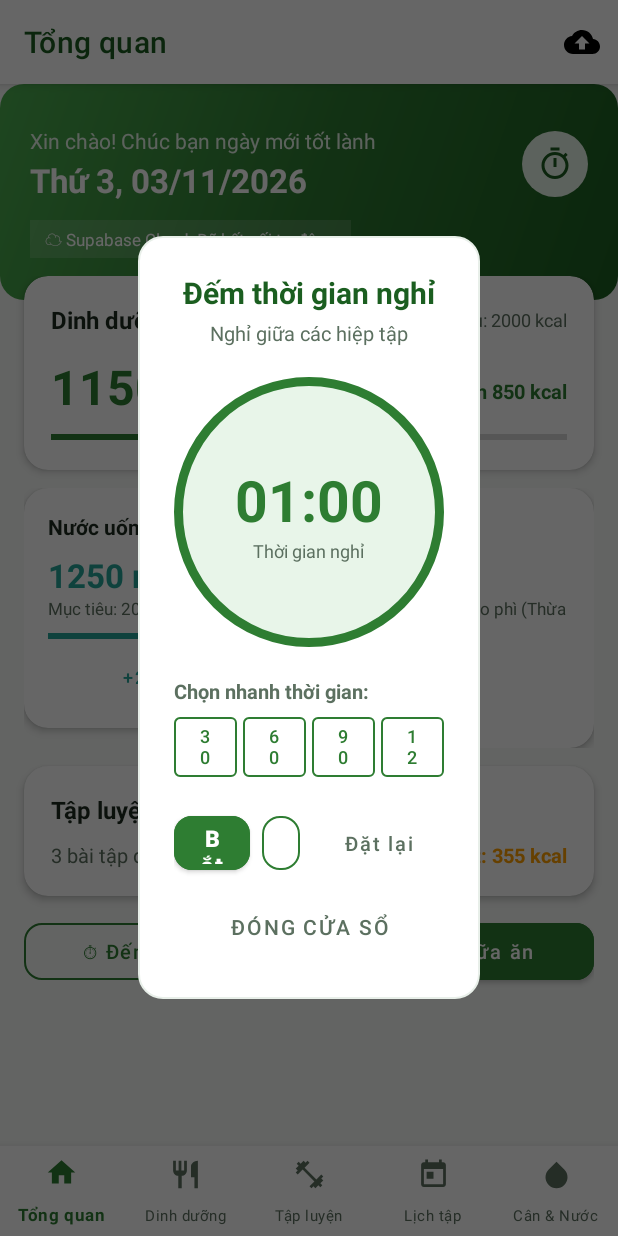
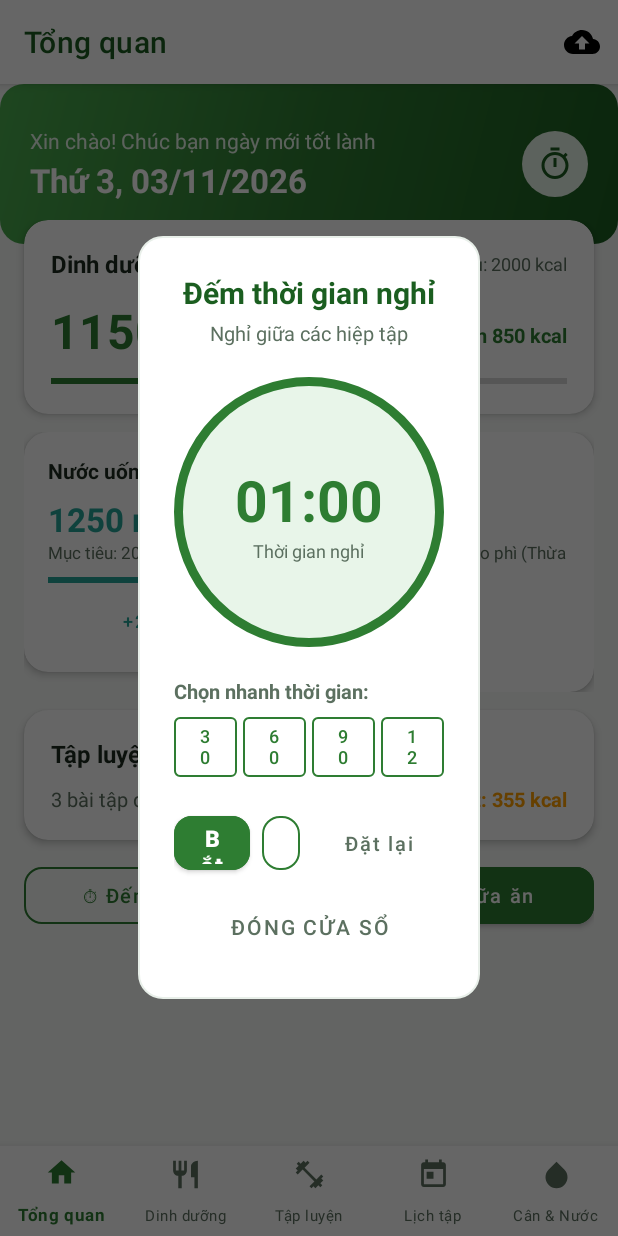
Before and after one commit to minato09187/chamsocsuckhoe, an Android app: the screen it shows after launch (MainActivity), after a tap on "Đếm thời gian nghỉ", on a phone screen of 412 x 824 dp. Run offline under Robolectric (Android 15) with nearby library versions, the phone set to English and light mode, and no system bars; network calls fail.

Commit message:
Xoa chip trang thai Supabase tren giao dien trang chu

```diff
--- a/app/src/main/java/com/suckhoe/app/ui/fragment/HomeFragment.java
+++ b/app/src/main/java/com/suckhoe/app/ui/fragment/HomeFragment.java
@@ -38,7 +38,6 @@ import java.util.Locale;
 public class HomeFragment extends Fragment {
     private SwipeRefreshLayout swipeRefresh;
     private TextView tvTodayDate;
-    private TextView tvCloudStatus;
     private ImageView btnRestTimerHeader;
 
     // Calorie Views
@@ -85,7 +84,6 @@ public class HomeFragment extends Fragment {
     private void initViews(View view) {
         swipeRefresh = view.findViewById(R.id.swipe_refresh_home);
         tvTodayDate = view.findViewById(R.id.tv_today_date);
-        tvCloudStatus = view.findViewById(R.id.tv_cloud_status);
         btnRestTimerHeader = view.findViewById(R.id.btn_home_rest_timer);
 
         tvCalorieGoal = view.findViewById(R.id.tv_home_calorie_goal);
@@ -167,19 +165,12 @@ public class HomeFragment extends Fragment {
     }
 
     public void loadAllData() {
-        updateCloudStatus();
         loadNutritionData();
         loadWaterData();
         loadWeightData();
         loadWorkoutData();
         if (swipeRefresh.isRefreshing()) {
             swipeRefresh.setRefreshing(false);
-        }
-    }
-
-    private void updateCloudStatus() {
-        if (tvCloudStatus != null) {
-            tvCloudStatus.setText("☁ Supabase Cloud: Đã kết nối tự động");
         }
     }
 
--- a/app/src/main/res/layout/fragment_home.xml
+++ b/app/src/main/res/layout/fragment_home.xml
@@ -68,21 +68,6 @@
                         android:src="@drawable/ic_timer"
                         app:tint="@color/primary_green_dark" />
                 </LinearLayout>
-
-                <!-- Cloud Sync Status Chip -->
-                <TextView
-                    android:id="@+id/tv_cloud_status"
-                    android:layout_width="wrap_content"
-                    android:layout_height="wrap_content"
-                    android:layout_marginTop="12dp"
-                    android:background="#26FFFFFF"
-                    android:paddingStart="10dp"
-                    android:paddingTop="4dp"
-                    android:paddingEnd="10dp"
-                    android:paddingBottom="4dp"
-                    android:text="☁ Supabase Cloud: Sẵn sàng kết nối"
-                    android:textColor="@color/white"
-                    android:textSize="11sp" />
             </LinearLayout>
 
             <!-- Cards Container -->
```
